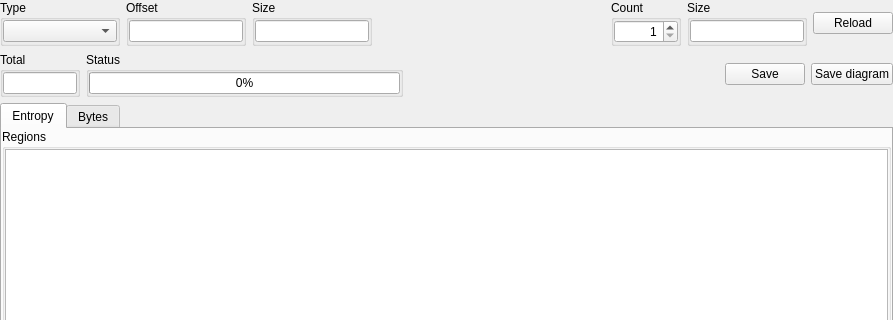
Above: xentropywidget.ui from horsicq/XEntropyWidget before the change; both pictures show x 0 to 893 and y 0 to 320 of the 893 by 592 pixel window. Below: the same form after it.
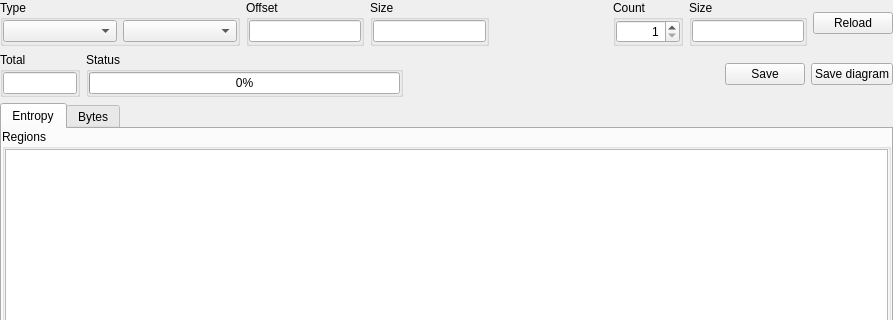
That is the form after the change. Custom widgets are drawn as their Qt base class.

Diff of the .ui file:
```diff
--- a/xentropywidget.ui
+++ b/xentropywidget.ui
@@ -32,14 +32,14 @@
       <widget class="QGroupBox" name="groupBoxType">
        <property name="minimumSize">
         <size>
-         <width>120</width>
+         <width>240</width>
          <height>0</height>
         </size>
        </property>
        <property name="title">
         <string>Type</string>
        </property>
-       <layout class="QVBoxLayout" name="verticalLayout">
+       <layout class="QHBoxLayout" name="horizontalLayout_5">
         <property name="leftMargin">
          <number>0</number>
         </property>
@@ -55,6 +55,9 @@
         <item>
          <widget class="QComboBox" name="comboBoxType"/>
         </item>
+        <item>
+         <widget class="QComboBox" name="comboBoxMapMode"/>
+        </item>
        </layout>
       </widget>
      </item>
```
